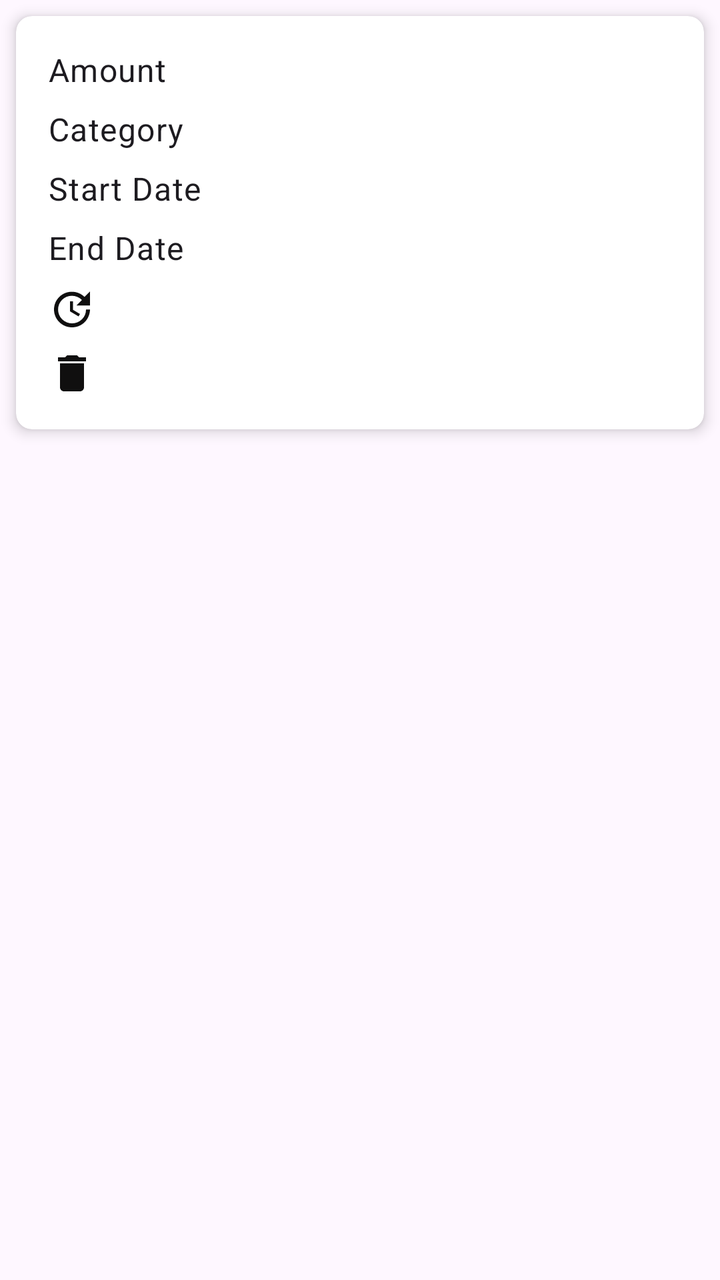
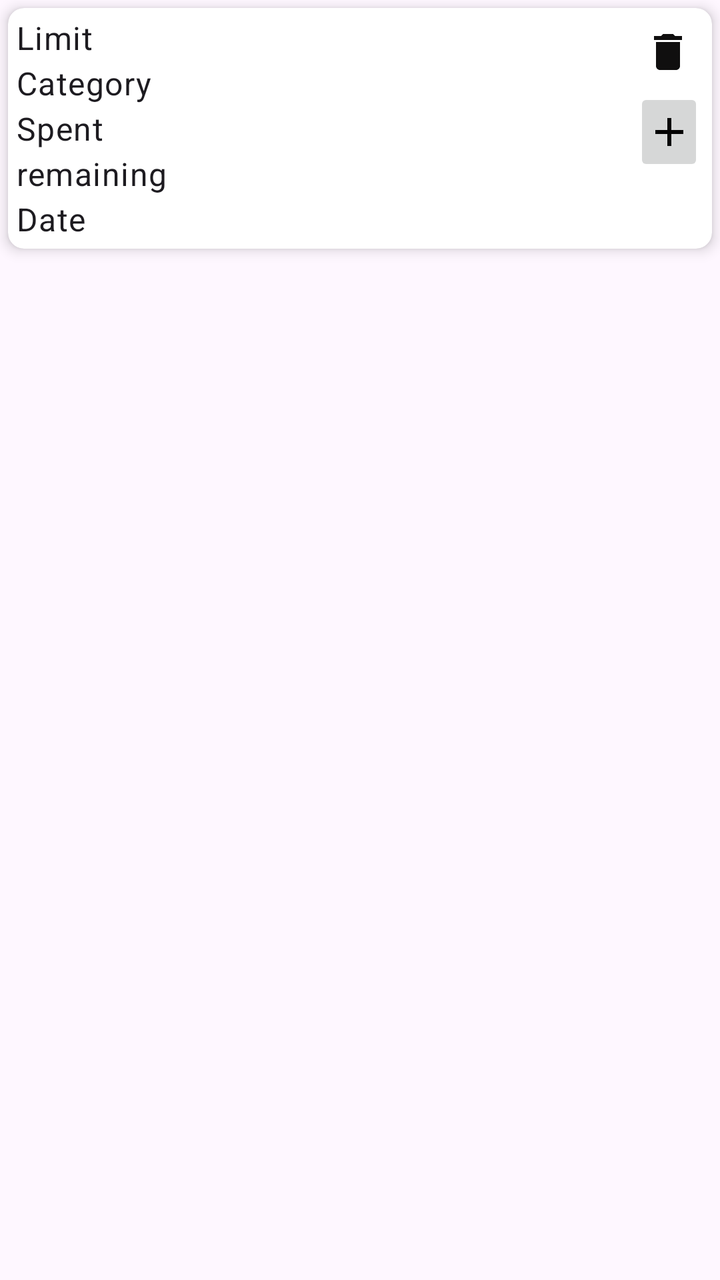

Before-and-after screenshots of an Android layout around one commit, followed by the original layout XML and the change that was made.
<!-- AndroidManifest.xml: application theme Theme.FinanceApp -->
<!-- res/layout/item_budget.xml -->
<?xml version="1.0" encoding="utf-8"?>
<androidx.constraintlayout.widget.ConstraintLayout
    xmlns:android="http://schemas.android.com/apk/res/android"
    xmlns:app="http://schemas.android.com/apk/res-auto"
    android:layout_width="match_parent"
    android:layout_height="wrap_content">

    <androidx.cardview.widget.CardView
        android:id="@+id/cardView"
        android:layout_width="0dp"
        android:layout_height="wrap_content"
        android:layout_margin="8dp"
        app:cardCornerRadius="8dp"
        app:cardElevation="4dp"
        app:layout_constraintTop_toTopOf="parent"
        app:layout_constraintStart_toStartOf="parent"
        app:layout_constraintEnd_toEndOf="parent">

        <LinearLayout
            android:layout_width="match_parent"
            android:layout_height="wrap_content"
            android:orientation="vertical"
            android:padding="16dp">

            <TextView
                android:id="@+id/amountTextView"
                android:layout_width="wrap_content"
                android:layout_height="wrap_content"
                android:text="Amount"
                android:textAppearance="@style/TextAppearance.MaterialComponents.Body1" />

            <TextView
                android:id="@+id/categoryTextView"
                android:layout_width="wrap_content"
                android:layout_height="wrap_content"
                android:text="Category"
                android:textAppearance="@style/TextAppearance.MaterialComponents.Body1"
                android:layout_marginTop="8dp" />

            <TextView
                android:id="@+id/startDateTextView"
                android:layout_width="wrap_content"
                android:layout_height="wrap_content"
                android:text="Start Date"
                android:textAppearance="@style/TextAppearance.MaterialComponents.Body1"
                android:layout_marginTop="8dp" />

            <TextView
                android:id="@+id/endDateTextView"
                android:layout_width="wrap_content"
                android:layout_height="wrap_content"
                android:text="End Date"
                android:textAppearance="@style/TextAppearance.MaterialComponents.Body1"
                android:layout_marginTop="8dp" />

            
            <ImageButton
                android:id="@+id/editBudgetButton"
                android:layout_width="wrap_content"
                android:layout_height="wrap_content"
                android:src="@drawable/update_icone"
                android:contentDescription="Edit Budget"
                android:layout_marginTop="8dp"
                android:background="?attr/selectableItemBackgroundBorderless"/>

            
            <ImageButton
                android:id="@+id/deleteBudgetButton"
                android:layout_width="wrap_content"
                android:layout_height="wrap_content"
                android:src="@drawable/delete_icone24"
                android:contentDescription="Delete"
                android:layout_marginTop="8dp"
                android:background="?attr/selectableItemBackgroundBorderless"/>

        </LinearLayout>

    </androidx.cardview.widget.CardView>

</androidx.constraintlayout.widget.ConstraintLayout>
<!-- resources referenced by this layout -->
<resources>
  <!-- drawable delete_icone24 (drawable) -->
  <vector xmlns:android="http://schemas.android.com/apk/res/android" android:autoMirrored="true" android:height="24dp" android:tint="#100F0F" android:viewportHeight="24" android:viewportWidth="24" android:width="24dp">
        
      <path android:fillColor="@android:color/white" android:pathData="M6,19c0,1.1 0.9,2 2,2h8c1.1,0 2,-0.9 2,-2V7H6v12zM19,4h-3.5l-1,-1h-5l-1,1H5v2h14V4z"/>
      
  </vector>
  <!-- drawable update_icone (drawable) -->
  <vector xmlns:android="http://schemas.android.com/apk/res/android" android:autoMirrored="true" android:height="24dp" android:tint="#100F0F" android:viewportHeight="24" android:viewportWidth="24" android:width="24dp">
        
      <path android:fillColor="@android:color/white" android:pathData="M21,10.12h-6.78l2.74,-2.82c-2.73,-2.7 -7.15,-2.8 -9.88,-0.1c-2.73,2.71 -2.73,7.08 0,9.79s7.15,2.71 9.88,0C18.32,15.65 19,14.08 19,12.1h2c0,1.98 -0.88,4.55 -2.64,6.29c-3.51,3.48 -9.21,3.48 -12.72,0c-3.5,-3.47 -3.53,-9.11 -0.02,-12.58s9.14,-3.47 12.65,0L21,3V10.12zM12.5,8v4.25l3.5,2.08l-0.72,1.21L11,13V8H12.5z"/>
      
  </vector>
  <style name="Theme.FinanceApp" parent="Base.Theme.FinanceApp" />
  <style name="Base.Theme.FinanceApp" parent="Theme.Material3.DayNight.NoActionBar">
          
          
      </style>
</resources>

<!-- the commit's change to res/layout/item_budget.xml (unified diff, before → after) -->
@@ -1,80 +1,101 @@
 <?xml version="1.0" encoding="utf-8"?>
-<androidx.constraintlayout.widget.ConstraintLayout
-    xmlns:android="http://schemas.android.com/apk/res/android"
+<androidx.constraintlayout.widget.ConstraintLayout xmlns:android="http://schemas.android.com/apk/res/android"
     xmlns:app="http://schemas.android.com/apk/res-auto"
     android:layout_width="match_parent"
-    android:layout_height="wrap_content">
+    android:layout_height="wrap_content"
+    android:paddingBottom="6dp">
 
     <androidx.cardview.widget.CardView
         android:id="@+id/cardView"
         android:layout_width="0dp"
         android:layout_height="wrap_content"
-        android:layout_margin="8dp"
-        app:cardCornerRadius="8dp"
-        app:cardElevation="4dp"
-        app:layout_constraintTop_toTopOf="parent"
+        android:layout_margin="@dimen/dp4"
+        app:cardCornerRadius="@dimen/dp8"
+        app:cardElevation="@dimen/dp4"
+        app:layout_constraintEnd_toEndOf="parent"
         app:layout_constraintStart_toStartOf="parent"
-        app:layout_constraintEnd_toEndOf="parent">
+        app:layout_constraintTop_toTopOf="parent">
 
         <LinearLayout
             android:layout_width="match_parent"
             android:layout_height="wrap_content"
             android:orientation="vertical"
-            android:padding="16dp">
+            android:padding="@dimen/dp4">
 
             <TextView
                 android:id="@+id/amountTextView"
                 android:layout_width="wrap_content"
                 android:layout_height="wrap_content"
-                android:text="Amount"
+                android:text="@string/limit"
                 android:textAppearance="@style/TextAppearance.MaterialComponents.Body1" />
 
             <TextView
                 android:id="@+id/categoryTextView"
                 android:layout_width="wrap_content"
                 android:layout_height="wrap_content"
-                android:text="Category"
-                android:textAppearance="@style/TextAppearance.MaterialComponents.Body1"
-                android:layout_marginTop="8dp" />
+                android:layout_marginTop="@dimen/dp1"
+                android:text="@string/category"
+                android:textAppearance="@style/TextAppearance.MaterialComponents.Body1" />
+
+            <TextView
+                android:id="@+id/spentTextView"
+                android:layout_width="wrap_content"
+                android:layout_height="wrap_content"
+                android:layout_marginTop="@dimen/dp1"
+                android:text="@string/spent"
+                android:textAppearance="@style/TextAppearance.MaterialComponents.Body1" />
+
+            <TextView
+                android:id="@+id/remainingTextView"
+                android:layout_width="wrap_content"
+                android:layout_height="wrap_content"
+                android:layout_marginTop="@dimen/dp1"
+                android:text="@string/remaining"
+                android:textAppearance="@style/TextAppearance.MaterialComponents.Body1" />
 
             <TextView
                 android:id="@+id/startDateTextView"
                 android:layout_width="wrap_content"
                 android:layout_height="wrap_content"
-                android:text="Start Date"
-                android:textAppearance="@style/TextAppearance.MaterialComponents.Body1"
-                android:layout_marginTop="8dp" />
+                android:layout_marginTop="@dimen/dp1"
+                android:text="@string/date"
+                android:textAppearance="@style/TextAppearance.MaterialComponents.Body1" />
 
-            <TextView
-                android:id="@+id/endDateTextView"
-                android:layout_width="wrap_content"
-                android:layout_height="wrap_content"
-                android:text="End Date"
-                android:textAppearance="@style/TextAppearance.MaterialComponents.Body1"
-                android:layout_marginTop="8dp" />
 
-            
-            <ImageButton
-                android:id="@+id/editBudgetButton"
-                android:layout_width="wrap_content"
-                android:layout_height="wrap_content"
-                android:src="@drawable/update_icone"
-                android:contentDescription="Edit Budget"
-                android:layout_marginTop="8dp"
-                android:background="?attr/selectableItemBackgroundBorderless"/>
-
-            
-            <ImageButton
-                android:id="@+id/deleteBudgetButton"
-                android:layout_width="wrap_content"
-                android:layout_height="wrap_content"
-                android:src="@drawable/delete_icone24"
-                android:contentDescription="Delete"
-                android:layout_marginTop="8dp"
-                android:background="?attr/selectableItemBackgroundBorderless"/>
 
         </LinearLayout>
+        
+        <ImageButton
+            android:id="@+id/deleteButton"
+            android:layout_width="wrap_content"
+            android:layout_height="wrap_content"
+            android:layout_gravity="end"
+            android:layout_marginEnd="@dimen/dp10"
+            android:layout_marginTop="@dimen/dp10"
+            android:background="?attr/selectableItemBackground"
+            android:contentDescription="Delete Budget"
+            android:src="@drawable/delete_icone24" />
+
+        <ImageButton
+            android:id="@+id/updateButton2"
+            android:layout_width="wrap_content"
+            android:layout_height="wrap_content"
+            android:layout_gravity="right"
+            android:layout_marginEnd="@dimen/dp10"
+            android:visibility="gone"
+            android:layout_marginTop="@dimen/dp40"
+            android:background="?attr/selectableItemBackground"
+            android:contentDescription="Delete Budget"
+            android:src="@drawable/update_icone" />
+        <ImageButton
+            android:id="@+id/add_Buttonex"
+            android:layout_width="35dp"
+            android:layout_height="wrap_content"
+            android:layout_gravity="end"
+            android:layout_marginEnd="@dimen/dp4"
+            android:layout_marginTop="@dimen/dp40"
+            android:src="@drawable/baseline_add_24" />
 
     </androidx.cardview.widget.CardView>
-
+1
 </androidx.constraintlayout.widget.ConstraintLayout>
<!-- resource entries referenced after the edit -->
@@ -1,5 +1,16 @@
 <!-- resources referenced by this layout -->
 <resources>
+  <dimen name="dp1">1dp</dimen>
+  <dimen name="dp10">10dp</dimen>
+  <dimen name="dp4">4dp</dimen>
+  <dimen name="dp40">40dp</dimen>
+  <dimen name="dp8">8dp</dimen>
+  <!-- drawable baseline_add_24 (drawable) -->
+  <vector xmlns:android="http://schemas.android.com/apk/res/android" android:autoMirrored="true" android:height="24dp" android:tint="#040303" android:viewportHeight="24" android:viewportWidth="24" android:width="24dp">
+        
+      <path android:fillColor="@android:color/white" android:pathData="M19,13h-6v6h-2v-6H5v-2h6V5h2v6h6v2z"/>
+      
+  </vector>
   <!-- drawable delete_icone24 (drawable) -->
   <vector xmlns:android="http://schemas.android.com/apk/res/android" android:autoMirrored="true" android:height="24dp" android:tint="#100F0F" android:viewportHeight="24" android:viewportWidth="24" android:width="24dp">
         
@@ -12,6 +23,11 @@
       <path android:fillColor="@android:color/white" android:pathData="M21,10.12h-6.78l2.74,-2.82c-2.73,-2.7 -7.15,-2.8 -9.88,-0.1c-2.73,2.71 -2.73,7.08 0,9.79s7.15,2.71 9.88,0C18.32,15.65 19,14.08 19,12.1h2c0,1.98 -0.88,4.55 -2.64,6.29c-3.51,3.48 -9.21,3.48 -12.72,0c-3.5,-3.47 -3.53,-9.11 -0.02,-12.58s9.14,-3.47 12.65,0L21,3V10.12zM12.5,8v4.25l3.5,2.08l-0.72,1.21L11,13V8H12.5z"/>
       
   </vector>
+  <string name="category">Category</string>
+  <string name="date">Date</string>
+  <string name="limit">Limit</string>
+  <string name="remaining">remaining</string>
+  <string name="spent">Spent</string>
   <style name="Theme.FinanceApp" parent="Base.Theme.FinanceApp" />
   <style name="Base.Theme.FinanceApp" parent="Theme.Material3.DayNight.NoActionBar">
           
